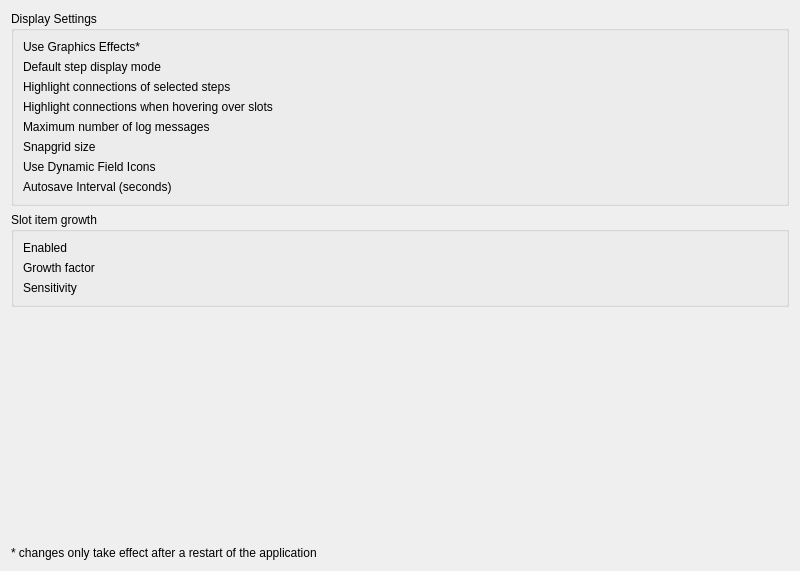
Qt form cedar/processing/gui/UiSettings.ui (cedar/cedar) before a commit.
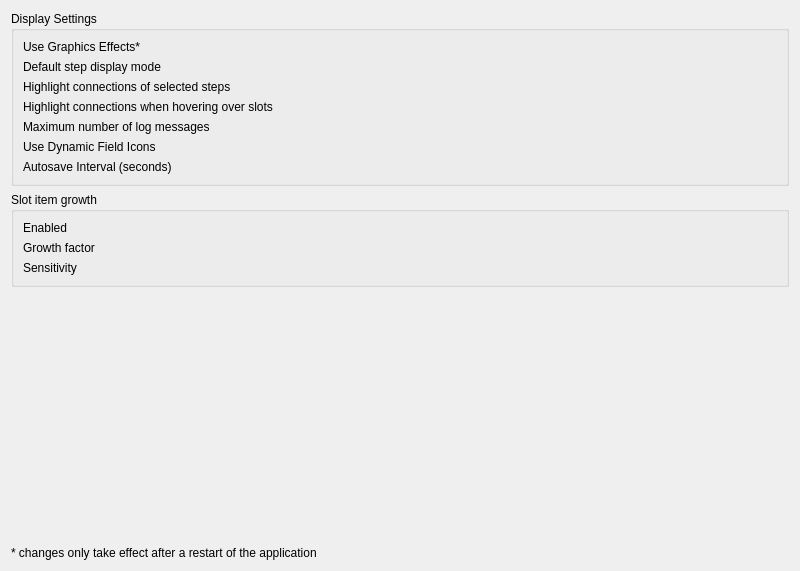
The same form after that commit. Custom widgets are drawn as their Qt base class.

Patch:
```diff
--- a/cedar/processing/gui/UiSettings.ui
+++ b/cedar/processing/gui/UiSettings.ui
@@ -73,16 +73,6 @@
       <item row="3" column="1">
        <widget class="cedar::aux::gui::BoolParameter" name="mpHighlightHoveredConnection" native="true"/>
       </item>
-      <item row="5" column="0">
-       <widget class="QLabel" name="label_4">
-        <property name="text">
-         <string>Snapgrid size</string>
-        </property>
-       </widget>
-      </item>
-      <item row="5" column="1">
-       <widget class="cedar::aux::gui::DoubleParameter" name="mpSnapGridSize" native="true"/>
-      </item>
       <item row="6" column="0">
        <widget class="QLabel" name="label_41">
         <property name="text">
```
